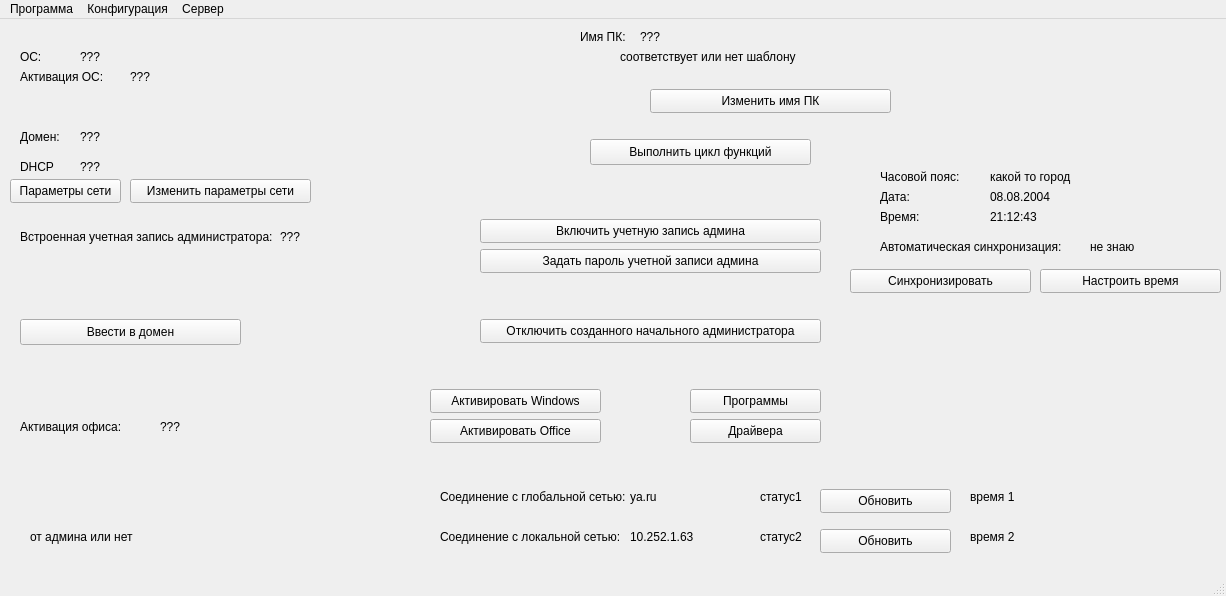
This is design_ui/main.ui in BagaJimbildan/LAS_SibSIU as Qt 5 draws it before an edit. The edited form follows.
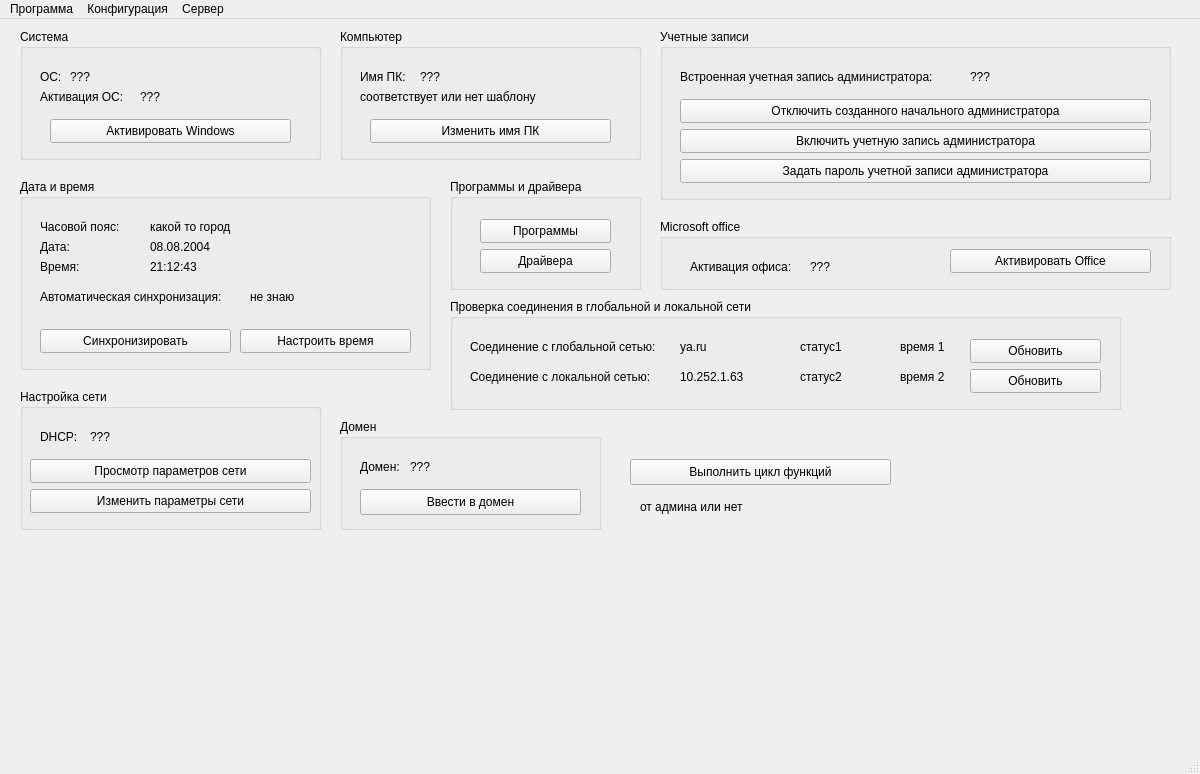
This is the edited form.

Commit message: Все функции в главном окне разбросаны по груп боксам. Начало дизайна

```diff
--- a/design_ui/main.ui
+++ b/design_ui/main.ui
@@ -6,46 +6,58 @@
    <rect>
     <x>0</x>
     <y>0</y>
-    <width>1226</width>
-    <height>596</height>
+    <width>1200</width>
+    <height>774</height>
    </rect>
   </property>
   <property name="windowTitle">
    <string>LAS SibSIU</string>
   </property>
   <widget class="QWidget" name="centralwidget">
-   <widget class="QLabel" name="label">
+   <widget class="QLabel" name="lbl_status_user">
+    <property name="geometry">
+     <rect>
+      <x>640</x>
+      <y>480</y>
+      <width>511</width>
+      <height>16</height>
+     </rect>
+    </property>
+    <property name="text">
+     <string>от админа или нет</string>
+    </property>
+   </widget>
+   <widget class="QPushButton" name="btn_loop">
+    <property name="geometry">
+     <rect>
+      <x>630</x>
+      <y>440</y>
+      <width>261</width>
+      <height>26</height>
+     </rect>
+    </property>
+    <property name="text">
+     <string>Выполнить цикл функций</string>
+    </property>
+   </widget>
+   <widget class="QGroupBox" name="groupBox">
     <property name="geometry">
      <rect>
       <x>20</x>
-      <y>110</y>
-      <width>51</width>
-      <height>16</height>
+      <y>10</y>
+      <width>301</width>
+      <height>131</height>
      </rect>
     </property>
-    <property name="text">
-     <string>Домен: </string>
+    <property name="title">
+     <string>Система</string>
     </property>
-   </widget>
-   <widget class="QLabel" name="lbl_domen">
-    <property name="geometry">
-     <rect>
-      <x>80</x>
-      <y>110</y>
-      <width>281</width>
-      <height>16</height>
-     </rect>
-    </property>
-    <property name="text">
-     <string>???</string>
-    </property>
-   </widget>
    <widget class="QLabel" name="label_3">
     <property name="geometry">
      <rect>
       <x>20</x>
-      <y>30</y>
-      <width>51</width>
+       <y>40</y>
+       <width>31</width>
       <height>16</height>
      </rect>
     </property>
@@ -56,8 +68,8 @@
    <widget class="QLabel" name="lbl_os">
     <property name="geometry">
      <rect>
-      <x>80</x>
-      <y>30</y>
+       <x>50</x>
+       <y>40</y>
       <width>221</width>
       <height>16</height>
      </rect>
@@ -70,7 +82,7 @@
     <property name="geometry">
      <rect>
       <x>20</x>
-      <y>50</y>
+       <y>60</y>
       <width>91</width>
       <height>16</height>
      </rect>
@@ -82,8 +94,8 @@
    <widget class="QLabel" name="lbl_os_activate">
     <property name="geometry">
      <rect>
-      <x>130</x>
-      <y>50</y>
+       <x>120</x>
+       <y>60</y>
       <width>181</width>
       <height>16</height>
      </rect>
@@ -92,115 +104,37 @@
      <string>???</string>
     </property>
    </widget>
-   <widget class="QLabel" name="label_2">
-    <property name="geometry">
-     <rect>
-      <x>20</x>
-      <y>140</y>
-      <width>51</width>
-      <height>16</height>
-     </rect>
-    </property>
-    <property name="text">
-     <string>DHCP</string>
-    </property>
-   </widget>
-   <widget class="QLabel" name="lbl_dhcp">
-    <property name="geometry">
-     <rect>
-      <x>80</x>
-      <y>140</y>
-      <width>161</width>
-      <height>16</height>
-     </rect>
-    </property>
-    <property name="text">
-     <string>???</string>
-    </property>
-   </widget>
-   <widget class="QPushButton" name="btn_net_1">
-    <property name="geometry">
-     <rect>
-      <x>10</x>
-      <y>160</y>
-      <width>111</width>
-      <height>24</height>
-     </rect>
-    </property>
-    <property name="text">
-     <string>Параметры сети</string>
-    </property>
-   </widget>
-   <widget class="QLabel" name="lbl_admin_active">
-    <property name="geometry">
-     <rect>
-      <x>280</x>
-      <y>210</y>
-      <width>141</width>
-      <height>16</height>
-     </rect>
-    </property>
-    <property name="text">
-     <string>???</string>
-    </property>
-   </widget>
-   <widget class="QLabel" name="label_4">
-    <property name="geometry">
-     <rect>
-      <x>20</x>
-      <y>210</y>
-      <width>261</width>
-      <height>16</height>
-     </rect>
-    </property>
-    <property name="text">
-     <string>Встроенная учетная запись администратора:</string>
-    </property>
-   </widget>
-   <widget class="QPushButton" name="btn_enable_admin">
-    <property name="geometry">
-     <rect>
-      <x>480</x>
-      <y>200</y>
-      <width>341</width>
-      <height>24</height>
-     </rect>
-    </property>
-    <property name="text">
-     <string>Включить учетную запись админа</string>
-    </property>
-   </widget>
-   <widget class="QLabel" name="lbl_status_user">
+    <widget class="QPushButton" name="btn_activate_windows">
     <property name="geometry">
      <rect>
       <x>30</x>
-      <y>510</y>
-      <width>511</width>
-      <height>16</height>
+       <y>90</y>
+       <width>241</width>
+       <height>24</height>
      </rect>
     </property>
     <property name="text">
-     <string>от админа или нет</string>
-    </property>
-   </widget>
-   <widget class="QPushButton" name="btn_pass_admin">
+      <string>Активировать Windows</string>
+     </property>
+    </widget>
+   </widget>
+   <widget class="QGroupBox" name="groupBox_2">
     <property name="geometry">
      <rect>
-      <x>480</x>
-      <y>230</y>
-      <width>341</width>
-      <height>24</height>
+      <x>340</x>
+      <y>10</y>
+      <width>301</width>
+      <height>131</height>
      </rect>
     </property>
-    <property name="text">
-     <string>Задать пароль учетной записи админа</string>
+    <property name="title">
+     <string>Компьютер</string>
     </property>
-   </widget>
    <widget class="QLabel" name="label_6">
     <property name="geometry">
      <rect>
-      <x>580</x>
-      <y>10</y>
+       <x>20</x>
+       <y>40</y>
       <width>51</width>
       <height>16</height>
      </rect>
@@ -212,9 +146,9 @@
    <widget class="QLabel" name="lbl_name">
     <property name="geometry">
      <rect>
-      <x>640</x>
-      <y>10</y>
-      <width>281</width>
+       <x>80</x>
+       <y>40</y>
+       <width>201</width>
       <height>16</height>
      </rect>
     </property>
@@ -222,25 +156,12 @@
      <string>???</string>
     </property>
    </widget>
-   <widget class="QPushButton" name="btn_edit_name">
-    <property name="geometry">
-     <rect>
-      <x>650</x>
-      <y>70</y>
-      <width>241</width>
-      <height>24</height>
-     </rect>
-    </property>
-    <property name="text">
-     <string>Изменить имя ПК</string>
-    </property>
-   </widget>
    <widget class="QLabel" name="lbl_name_is_standart">
     <property name="geometry">
      <rect>
-      <x>620</x>
-      <y>30</y>
-      <width>361</width>
+       <x>20</x>
+       <y>60</y>
+       <width>261</width>
       <height>16</height>
      </rect>
     </property>
@@ -248,25 +169,207 @@
      <string>соответствует или нет шаблону</string>
     </property>
    </widget>
-   <widget class="QPushButton" name="btn_edit_network">
+    <widget class="QPushButton" name="btn_edit_name">
     <property name="geometry">
      <rect>
-      <x>130</x>
+       <x>30</x>
+       <y>90</y>
+       <width>241</width>
+       <height>24</height>
+      </rect>
+     </property>
+     <property name="text">
+      <string>Изменить имя ПК</string>
+     </property>
+    </widget>
+   </widget>
+   <widget class="QGroupBox" name="groupBox_3">
+    <property name="geometry">
+     <rect>
+      <x>20</x>
       <y>160</y>
-      <width>181</width>
+      <width>411</width>
+      <height>191</height>
+     </rect>
+    </property>
+    <property name="title">
+     <string>Дата и время</string>
+    </property>
+    <widget class="QLabel" name="lbl_time_auto">
+     <property name="geometry">
+      <rect>
+       <x>230</x>
+       <y>110</y>
+       <width>121</width>
+       <height>16</height>
+      </rect>
+     </property>
+     <property name="text">
+      <string>не знаю</string>
+     </property>
+    </widget>
+    <widget class="QLabel" name="label_12">
+     <property name="geometry">
+      <rect>
+       <x>20</x>
+       <y>80</y>
+       <width>101</width>
+       <height>16</height>
+      </rect>
+     </property>
+     <property name="text">
+      <string>Время:</string>
+     </property>
+    </widget>
+    <widget class="QLabel" name="label_11">
+     <property name="geometry">
+      <rect>
+       <x>20</x>
+       <y>60</y>
+       <width>101</width>
+       <height>16</height>
+      </rect>
+     </property>
+     <property name="text">
+      <string>Дата:</string>
+     </property>
+    </widget>
+    <widget class="QLabel" name="lbl_time">
+     <property name="geometry">
+      <rect>
+       <x>130</x>
+       <y>80</y>
+       <width>121</width>
+       <height>16</height>
+      </rect>
+     </property>
+     <property name="text">
+      <string>21:12:43</string>
+     </property>
+    </widget>
+    <widget class="QLabel" name="lbl_hour_city">
+     <property name="geometry">
+      <rect>
+       <x>130</x>
+       <y>40</y>
+       <width>221</width>
+       <height>16</height>
+      </rect>
+     </property>
+     <property name="text">
+      <string>какой то город</string>
+     </property>
+    </widget>
+    <widget class="QLabel" name="lbl_date">
+     <property name="geometry">
+      <rect>
+       <x>130</x>
+       <y>60</y>
+       <width>121</width>
+       <height>16</height>
+      </rect>
+     </property>
+     <property name="text">
+      <string>08.08.2004</string>
+     </property>
+    </widget>
+    <widget class="QLabel" name="label_10">
+     <property name="geometry">
+      <rect>
+       <x>20</x>
+       <y>40</y>
+       <width>101</width>
+       <height>16</height>
+      </rect>
+     </property>
+     <property name="text">
+      <string>Часовой пояс:</string>
+     </property>
+    </widget>
+    <widget class="QLabel" name="label_13">
+     <property name="geometry">
+      <rect>
+       <x>20</x>
+       <y>110</y>
+       <width>201</width>
+       <height>16</height>
+      </rect>
+     </property>
+     <property name="text">
+      <string>Автоматическая синхронизация:</string>
+     </property>
+    </widget>
+    <widget class="QPushButton" name="btn_sync_time">
+     <property name="geometry">
+      <rect>
+       <x>20</x>
+       <y>150</y>
+       <width>191</width>
       <height>24</height>
      </rect>
     </property>
     <property name="text">
-     <string>Изменить параметры сети</string>
+      <string>Синхронизировать</string>
+     </property>
+    </widget>
+    <widget class="QPushButton" name="btn_set_time">
+     <property name="geometry">
+      <rect>
+       <x>220</x>
+       <y>150</y>
+       <width>171</width>
+       <height>24</height>
+      </rect>
+     </property>
+     <property name="text">
+      <string>Настроить время</string>
+     </property>
+    </widget>
+   </widget>
+   <widget class="QGroupBox" name="groupBox_4">
+    <property name="geometry">
+     <rect>
+      <x>660</x>
+      <y>10</y>
+      <width>511</width>
+      <height>171</height>
+     </rect>
+    </property>
+    <property name="title">
+     <string>Учетные записи</string>
+    </property>
+    <widget class="QLabel" name="lbl_admin_active">
+     <property name="geometry">
+      <rect>
+       <x>310</x>
+       <y>40</y>
+       <width>171</width>
+       <height>16</height>
+      </rect>
+     </property>
+     <property name="text">
+      <string>???</string>
+     </property>
+    </widget>
+    <widget class="QLabel" name="label_4">
+     <property name="geometry">
+      <rect>
+       <x>20</x>
+       <y>40</y>
+       <width>281</width>
+       <height>16</height>
+      </rect>
+     </property>
+     <property name="text">
+      <string>Встроенная учетная запись администратора:</string>
     </property>
    </widget>
    <widget class="QPushButton" name="btn_disable_user">
     <property name="geometry">
      <rect>
-      <x>480</x>
-      <y>300</y>
-      <width>341</width>
+       <x>20</x>
+       <y>70</y>
+       <width>471</width>
       <height>24</height>
      </rect>
     </property>
@@ -274,11 +377,193 @@
      <string>Отключить созданного начального администратора</string>
     </property>
    </widget>
+    <widget class="QPushButton" name="btn_enable_admin">
+     <property name="geometry">
+      <rect>
+       <x>20</x>
+       <y>100</y>
+       <width>471</width>
+       <height>24</height>
+      </rect>
+     </property>
+     <property name="text">
+      <string>Включить учетную запись администратора</string>
+     </property>
+    </widget>
+    <widget class="QPushButton" name="btn_pass_admin">
+     <property name="geometry">
+      <rect>
+       <x>20</x>
+       <y>130</y>
+       <width>471</width>
+       <height>24</height>
+      </rect>
+     </property>
+     <property name="text">
+      <string>Задать пароль учетной записи администратора</string>
+     </property>
+    </widget>
+   </widget>
+   <widget class="QGroupBox" name="groupBox_5">
+    <property name="geometry">
+     <rect>
+      <x>660</x>
+      <y>200</y>
+      <width>511</width>
+      <height>71</height>
+     </rect>
+    </property>
+    <property name="title">
+     <string>Microsoft office</string>
+    </property>
+    <widget class="QLabel" name="label_9">
+     <property name="geometry">
+      <rect>
+       <x>30</x>
+       <y>40</y>
+       <width>111</width>
+       <height>16</height>
+      </rect>
+     </property>
+     <property name="text">
+      <string>Активация офиса:</string>
+     </property>
+    </widget>
+    <widget class="QLabel" name="lbl_os_activate_office">
+     <property name="geometry">
+      <rect>
+       <x>150</x>
+       <y>40</y>
+       <width>121</width>
+       <height>16</height>
+      </rect>
+     </property>
+     <property name="text">
+      <string>???</string>
+     </property>
+    </widget>
+    <widget class="QPushButton" name="btn_activate_office">
+     <property name="geometry">
+      <rect>
+       <x>290</x>
+       <y>30</y>
+       <width>201</width>
+       <height>24</height>
+      </rect>
+     </property>
+     <property name="text">
+      <string>Активировать Office</string>
+     </property>
+    </widget>
+   </widget>
+   <widget class="QGroupBox" name="groupBox_6">
+    <property name="geometry">
+     <rect>
+      <x>20</x>
+      <y>370</y>
+      <width>301</width>
+      <height>141</height>
+     </rect>
+    </property>
+    <property name="title">
+     <string>Настройка сети</string>
+    </property>
+    <widget class="QLabel" name="label_2">
+     <property name="geometry">
+      <rect>
+       <x>20</x>
+       <y>40</y>
+       <width>51</width>
+       <height>16</height>
+      </rect>
+     </property>
+     <property name="text">
+      <string>DHCP:</string>
+     </property>
+    </widget>
+    <widget class="QLabel" name="lbl_dhcp">
+     <property name="geometry">
+      <rect>
+       <x>70</x>
+       <y>40</y>
+       <width>161</width>
+       <height>16</height>
+      </rect>
+     </property>
+     <property name="text">
+      <string>???</string>
+     </property>
+    </widget>
+    <widget class="QPushButton" name="btn_net_1">
+     <property name="geometry">
+      <rect>
+       <x>10</x>
+       <y>70</y>
+       <width>281</width>
+       <height>24</height>
+      </rect>
+     </property>
+     <property name="text">
+      <string>Просмотр параметров сети</string>
+     </property>
+    </widget>
+    <widget class="QPushButton" name="btn_edit_network">
+     <property name="geometry">
+      <rect>
+       <x>10</x>
+       <y>100</y>
+       <width>281</width>
+       <height>24</height>
+      </rect>
+     </property>
+     <property name="text">
+      <string>Изменить параметры сети</string>
+     </property>
+    </widget>
+   </widget>
+   <widget class="QGroupBox" name="groupBox_7">
+    <property name="geometry">
+     <rect>
+      <x>340</x>
+      <y>400</y>
+      <width>261</width>
+      <height>111</height>
+     </rect>
+    </property>
+    <property name="title">
+     <string>Домен</string>
+    </property>
+    <widget class="QLabel" name="lbl_domen">
+     <property name="geometry">
+      <rect>
+       <x>70</x>
+       <y>40</y>
+       <width>141</width>
+       <height>16</height>
+      </rect>
+     </property>
+     <property name="text">
+      <string>???</string>
+     </property>
+    </widget>
+    <widget class="QLabel" name="label">
+     <property name="geometry">
+      <rect>
+       <x>20</x>
+       <y>40</y>
+       <width>51</width>
+       <height>16</height>
+      </rect>
+     </property>
+     <property name="text">
+      <string>Домен: </string>
+     </property>
+    </widget>
    <widget class="QPushButton" name="btn_domain">
     <property name="geometry">
      <rect>
       <x>20</x>
-      <y>300</y>
+       <y>70</y>
       <width>221</width>
       <height>26</height>
      </rect>
@@ -287,11 +572,24 @@
      <string>Ввести в домен</string>
     </property>
    </widget>
+   </widget>
+   <widget class="QGroupBox" name="groupBox_8">
+    <property name="geometry">
+     <rect>
+      <x>450</x>
+      <y>160</y>
+      <width>191</width>
+      <height>111</height>
+     </rect>
+    </property>
+    <property name="title">
+     <string>Программы и драйвера</string>
+    </property>
    <widget class="QPushButton" name="btn_programs">
     <property name="geometry">
      <rect>
-      <x>690</x>
-      <y>370</y>
+       <x>30</x>
+       <y>40</y>
       <width>131</width>
       <height>24</height>
      </rect>
@@ -303,8 +601,8 @@
    <widget class="QPushButton" name="btn_drivers">
     <property name="geometry">
      <rect>
-      <x>690</x>
-      <y>400</y>
+       <x>30</x>
+       <y>70</y>
       <width>131</width>
       <height>24</height>
      </rect>
@@ -313,51 +611,25 @@
      <string>Драйвера</string>
     </property>
    </widget>
-   <widget class="QPushButton" name="btn_activate_windows">
-    <property name="geometry">
-     <rect>
-      <x>430</x>
-      <y>370</y>
-      <width>171</width>
-      <height>24</height>
-     </rect>
-    </property>
-    <property name="text">
-     <string>Активировать Windows</string>
-    </property>
    </widget>
-   <widget class="QPushButton" name="btn_activate_office">
+   <widget class="QGroupBox" name="groupBox_9">
     <property name="geometry">
      <rect>
-      <x>430</x>
-      <y>400</y>
-      <width>171</width>
-      <height>24</height>
+      <x>450</x>
+      <y>280</y>
+      <width>671</width>
+      <height>111</height>
      </rect>
     </property>
-    <property name="text">
-     <string>Активировать Office</string>
+    <property name="title">
+     <string>Проверка соединения в глобальной и локальной сети</string>
     </property>
-   </widget>
-   <widget class="QPushButton" name="btn_loop">
-    <property name="geometry">
-     <rect>
-      <x>590</x>
-      <y>120</y>
-      <width>221</width>
-      <height>26</height>
-     </rect>
-    </property>
-    <property name="text">
-     <string>Выполнить цикл функций</string>
-    </property>
-   </widget>
    <widget class="QLabel" name="label_7">
     <property name="geometry">
      <rect>
-      <x>440</x>
-      <y>470</y>
-      <width>191</width>
+       <x>20</x>
+       <y>40</y>
+       <width>211</width>
       <height>16</height>
      </rect>
     </property>
@@ -365,37 +637,11 @@
      <string>Соединение с глобальной сетью:</string>
     </property>
    </widget>
-   <widget class="QLabel" name="label_8">
-    <property name="geometry">
-     <rect>
-      <x>440</x>
-      <y>510</y>
-      <width>191</width>
-      <height>16</height>
-     </rect>
-    </property>
-    <property name="text">
-     <string>Соединение с локальной сетью:</string>
-    </property>
-   </widget>
-   <widget class="QPushButton" name="btn_ping_global">
-    <property name="geometry">
-     <rect>
-      <x>820</x>
-      <y>470</y>
-      <width>131</width>
-      <height>24</height>
-     </rect>
-    </property>
-    <property name="text">
-     <string>Обновить</string>
-    </property>
-   </widget>
    <widget class="QLabel" name="lbl_global_net_name">
     <property name="geometry">
      <rect>
-      <x>630</x>
-      <y>470</y>
+       <x>230</x>
+       <y>40</y>
       <width>101</width>
       <height>16</height>
      </rect>
@@ -404,38 +650,12 @@
      <string>ya.ru</string>
     </property>
    </widget>
-   <widget class="QLabel" name="lbl_local_net_name">
-    <property name="geometry">
-     <rect>
-      <x>630</x>
-      <y>510</y>
-      <width>101</width>
-      <height>16</height>
-     </rect>
-    </property>
-    <property name="text">
-     <string>10.252.1.63</string>
-    </property>
-   </widget>
-   <widget class="QLabel" name="lbl_local_net_status">
-    <property name="geometry">
-     <rect>
-      <x>760</x>
-      <y>510</y>
-      <width>51</width>
-      <height>16</height>
-     </rect>
-    </property>
-    <property name="text">
-     <string>статус2</string>
-    </property>
-   </widget>
    <widget class="QLabel" name="lbl_global_net_status">
     <property name="geometry">
      <rect>
-      <x>760</x>
-      <y>470</y>
-      <width>51</width>
+       <x>350</x>
+       <y>40</y>
+       <width>71</width>
       <height>16</height>
      </rect>
     </property>
@@ -443,25 +663,12 @@
      <string>статус1</string>
     </property>
    </widget>
-   <widget class="QPushButton" name="btn_ping_local">
-    <property name="geometry">
-     <rect>
-      <x>820</x>
-      <y>510</y>
-      <width>131</width>
-      <height>24</height>
-     </rect>
-    </property>
-    <property name="text">
-     <string>Обновить</string>
-    </property>
-   </widget>
    <widget class="QLabel" name="lbl_global_net_time">
     <property name="geometry">
      <rect>
-      <x>970</x>
-      <y>470</y>
-      <width>51</width>
+       <x>450</x>
+       <y>40</y>
+       <width>81</width>
       <height>16</height>
      </rect>
     </property>
@@ -469,11 +676,63 @@
      <string>время 1</string>
     </property>
    </widget>
+    <widget class="QPushButton" name="btn_ping_global">
+     <property name="geometry">
+      <rect>
+       <x>520</x>
+       <y>40</y>
+       <width>131</width>
+       <height>24</height>
+      </rect>
+     </property>
+     <property name="text">
+      <string>Обновить</string>
+     </property>
+    </widget>
+    <widget class="QLabel" name="label_8">
+     <property name="geometry">
+      <rect>
+       <x>20</x>
+       <y>70</y>
+       <width>201</width>
+       <height>16</height>
+      </rect>
+     </property>
+     <property name="text">
+      <string>Соединение с локальной сетью:</string>
+     </property>
+    </widget>
+    <widget class="QLabel" name="lbl_local_net_name">
+     <property name="geometry">
+      <rect>
+       <x>230</x>
+       <y>70</y>
+       <width>101</width>
+       <height>16</height>
+      </rect>
+     </property>
+     <property name="text">
+      <string>10.252.1.63</string>
+     </property>
+    </widget>
+    <widget class="QLabel" name="lbl_local_net_status">
+     <property name="geometry">
+      <rect>
+       <x>350</x>
+       <y>70</y>
+       <width>51</width>
+       <height>16</height>
+      </rect>
+     </property>
+     <property name="text">
+      <string>статус2</string>
+     </property>
+    </widget>
    <widget class="QLabel" name="lbl_local_net_time">
     <property name="geometry">
      <rect>
-      <x>970</x>
-      <y>510</y>
+       <x>450</x>
+       <y>70</y>
       <width>51</width>
       <height>16</height>
      </rect>
@@ -482,161 +741,19 @@
      <string>время 2</string>
     </property>
    </widget>
-   <widget class="QLabel" name="lbl_os_activate_office">
+    <widget class="QPushButton" name="btn_ping_local">
     <property name="geometry">
      <rect>
-      <x>160</x>
-      <y>400</y>
-      <width>251</width>
-      <height>16</height>
-     </rect>
-    </property>
-    <property name="text">
-     <string>???</string>
-    </property>
-   </widget>
-   <widget class="QLabel" name="label_9">
-    <property name="geometry">
-     <rect>
-      <x>20</x>
-      <y>400</y>
-      <width>111</width>
-      <height>16</height>
-     </rect>
-    </property>
-    <property name="text">
-     <string>Активация офиса:</string>
-    </property>
-   </widget>
-   <widget class="QLabel" name="label_10">
-    <property name="geometry">
-     <rect>
-      <x>880</x>
-      <y>150</y>
-      <width>101</width>
-      <height>16</height>
-     </rect>
-    </property>
-    <property name="text">
-     <string>Часовой пояс:</string>
-    </property>
-   </widget>
-   <widget class="QLabel" name="lbl_hour_city">
-    <property name="geometry">
-     <rect>
-      <x>990</x>
-      <y>150</y>
-      <width>221</width>
-      <height>16</height>
-     </rect>
-    </property>
-    <property name="text">
-     <string>какой то город</string>
-    </property>
-   </widget>
-   <widget class="QLabel" name="label_11">
-    <property name="geometry">
-     <rect>
-      <x>880</x>
-      <y>170</y>
-      <width>101</width>
-      <height>16</height>
-     </rect>
-    </property>
-    <property name="text">
-     <string>Дата:</string>
-    </property>
-   </widget>
-   <widget class="QLabel" name="lbl_date">
-    <property name="geometry">
-     <rect>
-      <x>990</x>
-      <y>170</y>
-      <width>121</width>
-      <height>16</height>
-     </rect>
-    </property>
-    <property name="text">
-     <string>08.08.2004</string>
-    </property>
-   </widget>
-   <widget class="QLabel" name="lbl_time">
-    <property name="geometry">
-     <rect>
-      <x>990</x>
-      <y>190</y>
-      <width>121</width>
-      <height>16</height>
-     </rect>
-    </property>
-    <property name="text">
-     <string>21:12:43</string>
-    </property>
-   </widget>
-   <widget class="QLabel" name="label_12">
-    <property name="geometry">
-     <rect>
-      <x>880</x>
-      <y>190</y>
-      <width>101</width>
-      <height>16</height>
-     </rect>
-    </property>
-    <property name="text">
-     <string>Время:</string>
-    </property>
-   </widget>
-   <widget class="QPushButton" name="btn_set_time">
-    <property name="geometry">
-     <rect>
-      <x>1040</x>
-      <y>250</y>
-      <width>181</width>
+       <x>520</x>
+       <y>70</y>
+       <width>131</width>
       <height>24</height>
      </rect>
     </property>
     <property name="text">
-     <string>Настроить время</string>
-    </property>
-   </widget>
-   <widget class="QLabel" name="label_13">
-    <property name="geometry">
-     <rect>
-      <x>880</x>
-      <y>220</y>
-      <width>201</width>
-      <height>16</height>
-     </rect>
-    </property>
-    <property name="text">
-     <string>Автоматическая синхронизация:</string>
-    </property>
-   </widget>
-   <widget class="QLabel" name="lbl_time_auto">
-    <property name="geometry">
-     <rect>
-      <x>1090</x>
-      <y>220</y>
-      <width>121</width>
-      <height>16</height>
-     </rect>
-    </property>
-    <property name="text">
-     <string>не знаю</string>
-    </property>
-   </widget>
-   <widget class="QPushButton" name="btn_sync_time">
-    <property name="geometry">
-     <rect>
-      <x>850</x>
-      <y>250</y>
-      <width>181</width>
-      <height>24</height>
-     </rect>
-    </property>
-    <property name="text">
-     <string>Синхронизировать</string>
-    </property>
+      <string>Обновить</string>
+     </property>
+    </widget>
    </widget>
   </widget>
   <widget class="QMenuBar" name="menubar">
@@ -644,7 +761,7 @@
     <rect>
      <x>0</x>
      <y>0</y>
-     <width>1226</width>
+     <width>1200</width>
      <height>33</height>
     </rect>
    </property>
```
Lines whose indentation alone changed are shown as unchanged. The commit also changes 1 other file.
